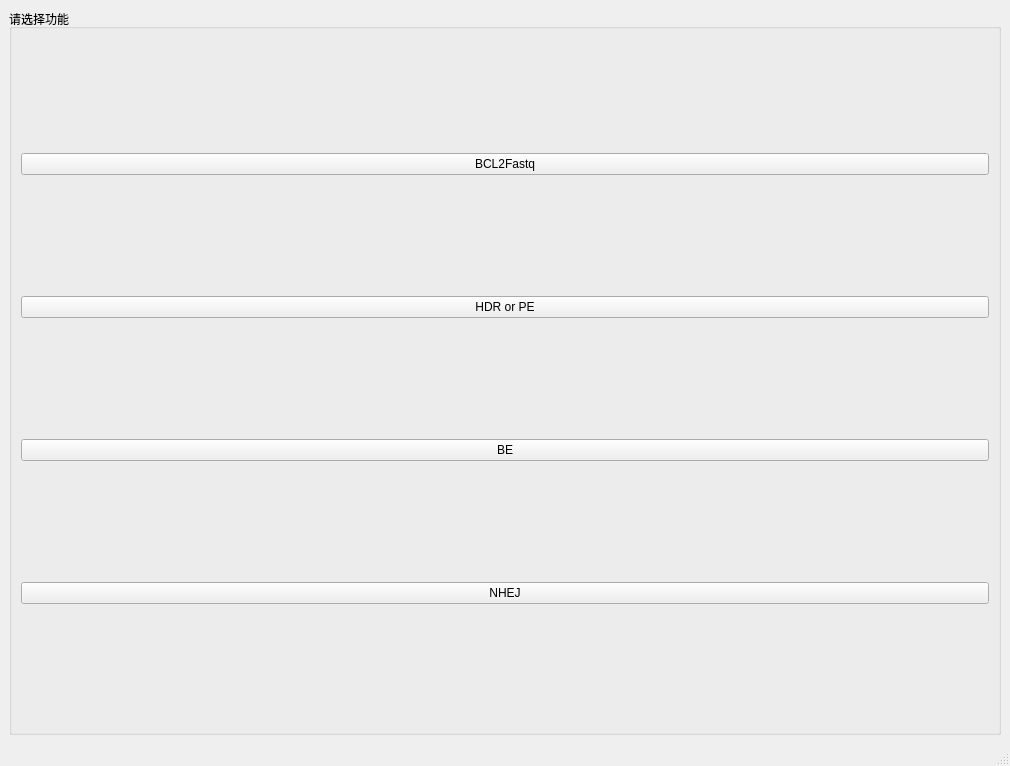
First picture: the form in gui_NGS_Tools.ui, repository Masterchiefm/NGS_Tools, before the edit.
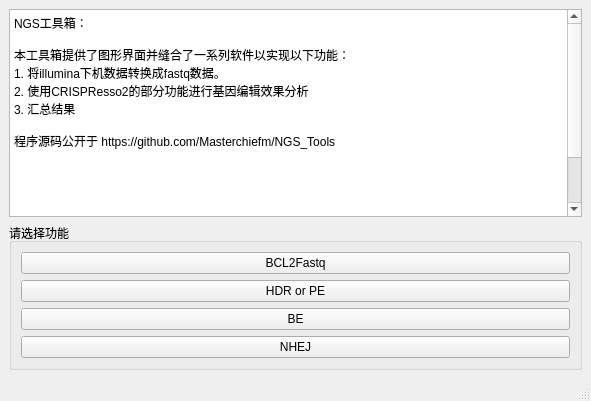
Second picture: the form after the edit.

```diff
--- a/gui_NGS_Tools.ui
+++ b/gui_NGS_Tools.ui
@@ -6,8 +6,8 @@
    <rect>
     <x>0</x>
     <y>0</y>
-    <width>1010</width>
-    <height>766</height>
+    <width>591</width>
+    <height>401</height>
    </rect>
   </property>
   <property name="windowTitle">
@@ -15,6 +15,28 @@
   </property>
   <widget class="QWidget" name="centralwidget">
    <layout class="QVBoxLayout" name="verticalLayout_2">
+    <item>
+     <widget class="QPlainTextEdit" name="plainTextEdit">
+      <property name="plainText">
+       <string>NGS工具箱：
+
+本工具箱提供了图形界面并缝合了一系列软件以实现以下功能：
+1. 将illumina下机数据转换成fastq数据。
+2. 使用CRISPResso2的部分功能进行基因编辑效果分析
+3. 汇总结果
+
+程序源码公开于 https://github.com/Masterchiefm/NGS_Tools
+
+
+
+
+
+本程序由莫淇钦创建于上海科技大学马涵慧实验室
+联系邮箱：moqiqin@live.com
+</string>
+      </property>
+     </widget>
+    </item>
     <item>
      <widget class="QGroupBox" name="groupBox">
       <property name="title">
```
Left out of the diff: 4 changed lines with no effect on the pictures.
